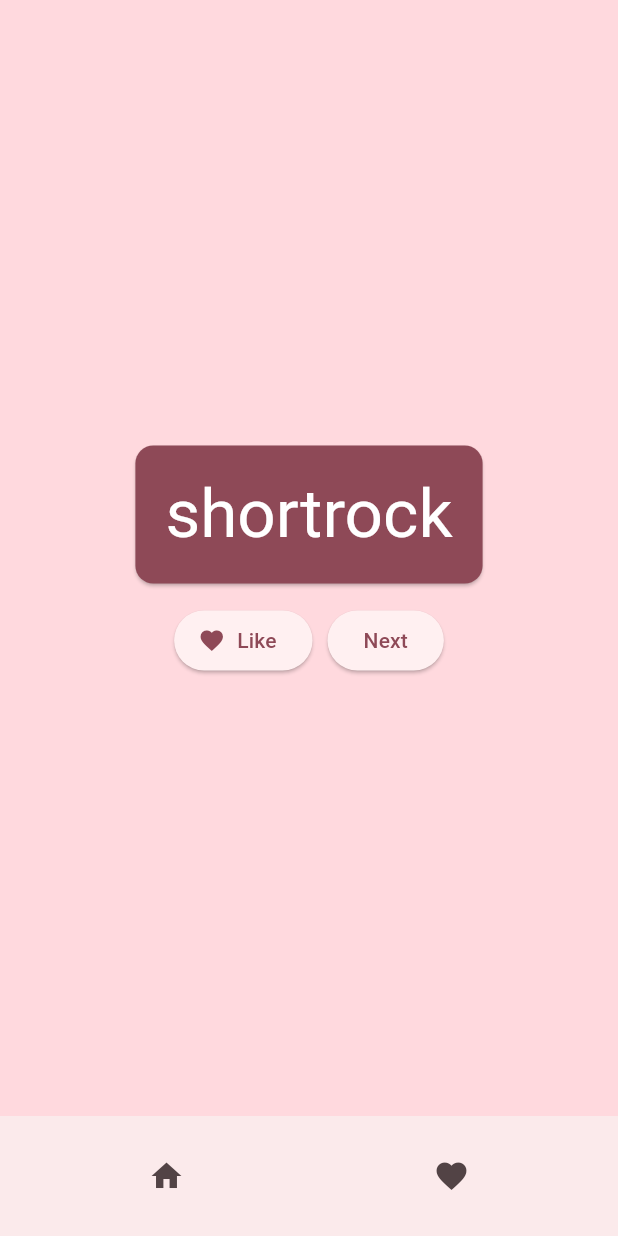
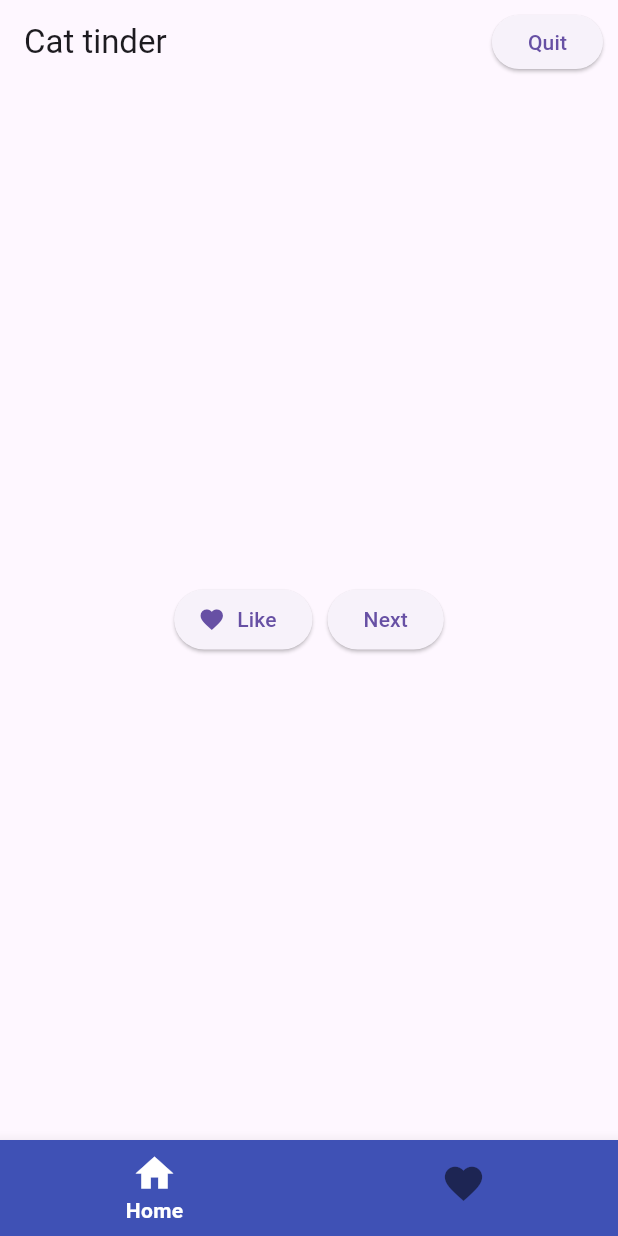
Before and after one commit to Ollocreate/cat_tinder, a Flutter app: the screen it shows after launch, after a tap on "Like", on a phone screen of 412 x 824 dp. Run offline on Flutter 3.47's test engine with Material 3 defaults, Android fonts, the phone set to English and light mode, and no system bars.

Commit message:
Added BottomNavigationBar

```diff
--- a/lib/main.dart
+++ b/lib/main.dart
@@ -1,8 +1,7 @@
-import 'package:english_words/english_words.dart';
 import 'package:flutter/material.dart';
-import 'package:provider/provider.dart';
 
 // TODO: Проверка на наличие интернета, splash скрин (во время загрузки проверка авторизации);
+// TODO: По нажатию на фотку кота с помощью hero animation должна открывать фотка на весь экран (в виде нового экрана)
 
 void main() {
   runApp(MyApp());
@@ -13,155 +12,117 @@ class MyApp extends StatelessWidget {
 
   @override
   Widget build(BuildContext context) {
-    return ChangeNotifierProvider(
-      create: (context) => MyAppState(),
-      child: MaterialApp(
-        title: 'Cat Tinder',
-        theme: ThemeData(
-          useMaterial3: true,
-          colorScheme: ColorScheme.fromSeed(seedColor: Colors.pink),
-        ),
+    return MaterialApp(
       home: MyHomePage(),
-      ),
     );
-  }
-}
-
-class MyAppState extends ChangeNotifier {
-  // TODO: Сделать парсинг из API, при нажатии на фотографию, она открывается на весь экран с hero animation;
-
-  var current = WordPair.random();
-
-  void getNext() {
-    current = WordPair.random();
-    notifyListeners();
-  }
-
-  var favorites = <WordPair>[];
-
-  void toggleFavorite() {
-    if (favorites.contains(current)) {
-      favorites.remove(current);
-    } else {
-      favorites.add(current);
-    }
-    notifyListeners();
   }
 }
 
 class MyHomePage extends StatefulWidget {
   @override
-  State<MyHomePage> createState() => _MyHomePageState();
+  _MyHomePageState createState() => _MyHomePageState();
 }
 
 class _MyHomePageState extends State<MyHomePage> {
+  int _selectedIndex = 0;
 
-  var selectedIndex = 0;
+  final List<Widget> _pages = <Widget>[
+    GeneratorPage(),
+    FavoritePage(),
+  ];
 
   @override
   Widget build(BuildContext context) {
-    var colorScheme = Theme.of(context).colorScheme;
-
-    Widget page;
-    switch (selectedIndex) {
-      case 0:
-        page = GeneratorPage();
-      case 1:
-        page = FavoritePage();
-      default:
-        throw UnimplementedError('no widget for $selectedIndex');
-    }
-
-    var mainArea = ColoredBox(
-        color: colorScheme.surfaceVariant,
-        child: AnimatedSwitcher(
-          duration: Duration(milliseconds: 200),
-          child: page,
+    return Scaffold(
+      appBar: AppBar(
+        title: Text('Cat tinder'),
+        actions: [
+          Padding(
+            padding: const EdgeInsets.all(10.0),
+            child: ElevatedButton(
+// TODO: Сделать выход из системы
+                onPressed: () {},
+                child: Text('Quit')),
+          )
+        ],
       ),
-    );
-
-    return LayoutBuilder(
+      body: LayoutBuilder(
         builder: (context, constraints) {
-        return Scaffold(
-            body: Column(
+          return SafeArea(
+            child: Column(
               children: [
                 Expanded(
-                    child: Container(
-                      color: Theme.of(context).colorScheme.primaryContainer,
-                      child: page,
+                  child: IndexedStack(
+                    index: _selectedIndex,
+                    children: _pages,
                   )
-                ),
-                BottomAppBar(
-                      child: Row(
-                        mainAxisSize: MainAxisSize.max,
-                        mainAxisAlignment: MainAxisAlignment.spaceAround,
-                        children: [
-                          IconButton(
-                            icon: Icon(Icons.home),
-                            onPressed: () {
-                              setState(() {
-                                _onTabSelected(0);
-                              });
-                            },
-                          ),
-                          IconButton(
-                            icon: Icon(Icons.favorite),
-                            onPressed: () {
-                              setState(() {
-                                _onTabSelected(1);
-                              });
-                            },
-                          ),
-                        ],
-                      ),
                 )
               ],
             ),
           );
-            }
+        },
+      ),
+      bottomNavigationBar: BottomNavigationBar(
+        backgroundColor: Colors.indigo,
+        iconSize: 30,
+        mouseCursor: SystemMouseCursors.click,
+        selectedItemColor: Colors.white,
+        selectedLabelStyle: TextStyle(
+          fontWeight: FontWeight.bold
+        ),
+        showUnselectedLabels: false,
+
+        items: const <BottomNavigationBarItem>[
+          BottomNavigationBarItem(
+              icon: Icon(Icons.home),
+              label: 'Home'),
+          BottomNavigationBarItem(
+              icon: Icon(Icons.favorite),
+              label: 'Favorites'),
+          ],
+        currentIndex: _selectedIndex,
+        onTap: _onItemTapped,
+      ),
     );
   }
-        void _onTabSelected(int index) {
+
+
+  void _onItemTapped(int index) {
     setState(() {
-            selectedIndex = index;
-        }
-      );
+      _selectedIndex = index;
+    });
   }
 }
 
 class GeneratorPage extends StatelessWidget {
   @override
   Widget build(BuildContext context) {
-    var appState = context.watch<MyAppState>();
-    var pair = appState.current;
-
-    IconData icon;
-    if (appState.favorites.contains(pair)) {
-      icon = Icons.favorite;
-    } else {
-      icon = Icons.favorite_border;
-    }
-
+    // IconData icon;
+    // if (appState.favorites.contains(pair)) {
+    //   icon = Icons.favorite;
+    // } else {
+    //   icon = Icons.favorite_border;
+    // }
+// TODO: Загрузка котов через API
     return Center(
       child: Column(
         mainAxisAlignment: MainAxisAlignment.center,
         children: [
-          BigCard(pair: pair),
           SizedBox(height: 10),
           Row(
             mainAxisSize: MainAxisSize.min,
             children: [
               ElevatedButton.icon(
                   onPressed: () {
-                    appState.toggleFavorite();
+                    // appState.toggleFavorite();
                   },
-                  icon: Icon(icon),
+                  icon: Icon(Icons.favorite),
                   label: Text('Like'),
               ),
               SizedBox(width: 10),
               ElevatedButton(
                   onPressed: () {
-                    appState.getNext();
+                    // appState.getNext();
                   },
                   child: Text('Next'),
               ),
@@ -176,27 +137,25 @@ class GeneratorPage extends StatelessWidget {
 class FavoritePage extends StatelessWidget {
   @override
   Widget build(BuildContext context) {
-    var appState = context.watch<MyAppState>();
+    // var appState = context.watch<MyAppState>();
 
-    if (appState.favorites.isEmpty) {
-      return Center(
-        child: Text('No favorites yet.'),
-      );
-    }
+    // if (appState.favorites.isEmpty) {
+    //   return Center(
+    //     child: Text('No favorites yet.'),
+    //   );
+    // }
 
     return ListView(
       children: [
         Padding(
             padding: const EdgeInsets.all(20),
-            child: Text('You have '
-            '${appState.favorites.length} favorites:'),
+            child: Text('You have 0 favorites:'),
         ),
-        for (var pair in appState.favorites)
-        // TODO: Сделать сохранение локально sharedPreferences;
+        // for (var pair in appState.favorites)
+        // TODO: В избранное добавляется при нажатии лайка Сделать сохранение локально sharedPreferences;
 
           ListTile(
             leading: Icon(Icons.favorite),
-            title: Text(pair.asLowerCase),
           ),
       ],
     );
@@ -204,32 +163,3 @@ class FavoritePage extends StatelessWidget {
 }
 
 // TODO: Добавить AuthorizationPage, сделать сохранение пользователя локально sharedPreferences;
-
-class BigCard extends StatelessWidget {
-  const BigCard({
-    super.key,
-    required this.pair,
-  });
-
-  final WordPair pair;
-
-  @override
-  Widget build(BuildContext context) {
-    final theme = Theme.of(context);
-    final style = theme.textTheme.displayMedium!.copyWith(
-      color: theme.colorScheme.onPrimary,
-    );
-
-    return Card(
-      color: theme.colorScheme.primary,
-      child: Padding(
-        padding: const EdgeInsets.all(20),
-        child: Text(
-            pair.asLowerCase,
-            style: style,
-            semanticsLabel: "${pair.first} ${pair.second}",
-        ),
-      ),
-    );
-  }
-}
```
Lines whose indentation alone changed are shown as unchanged.
